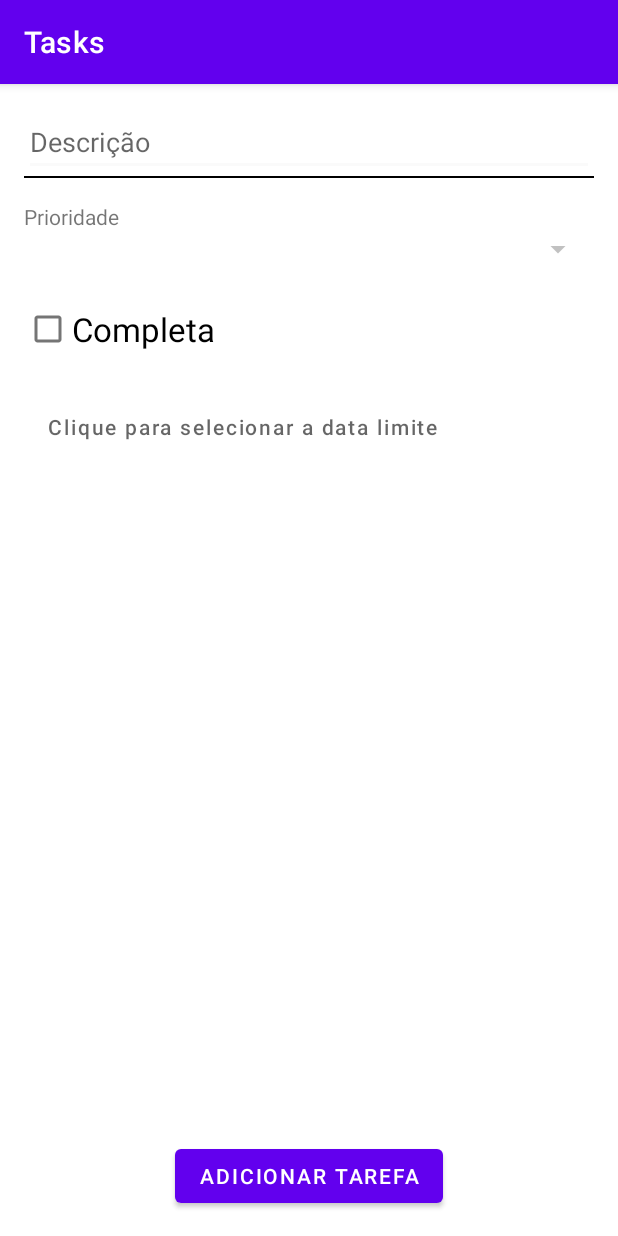
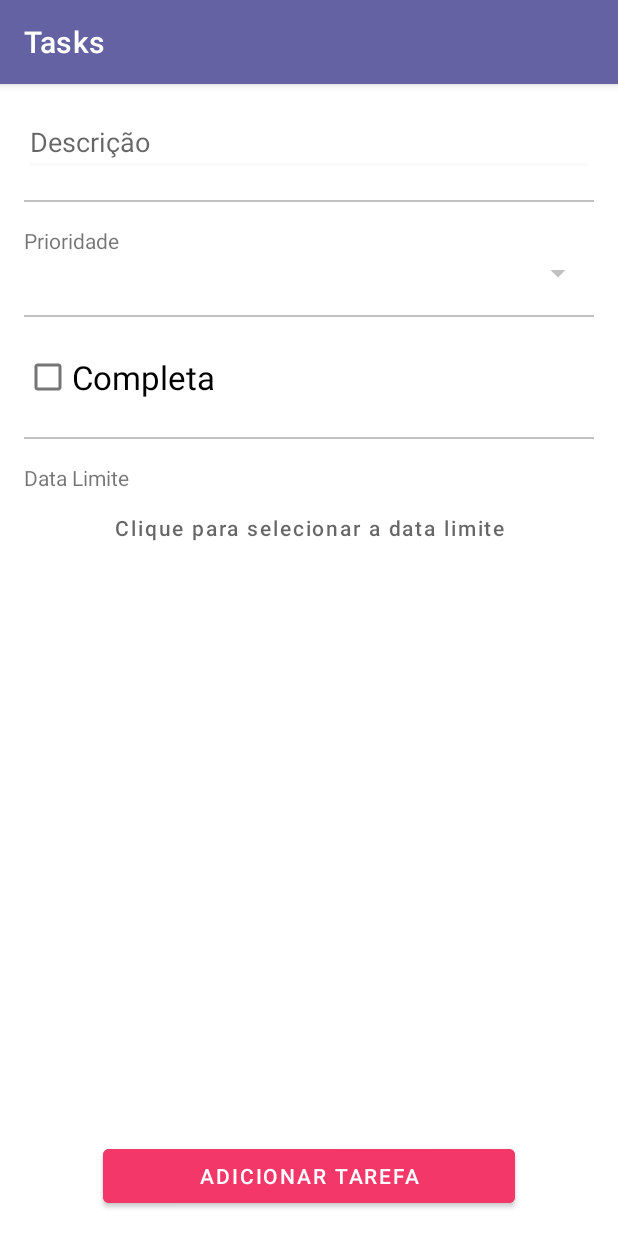
Before and after one commit to lucasmaceda/projetos-estudo-android, an Android app: the TaskFormActivity screen opened directly, with no data from a screen before it, on a phone screen of 412 x 824 dp. Run offline under Robolectric (Android 15) with nearby library versions, the phone set to English and light mode, and no system bars; our stand-ins replace Room's generated code; network calls fail; pictures from the network do not load.

Commit message:
Atualização de layout

```diff
--- a/Tasks/app/src/main/java/com/devmasterteam/tasks/view/LoginActivity.kt
+++ b/Tasks/app/src/main/java/com/devmasterteam/tasks/view/LoginActivity.kt
@@ -24,6 +24,7 @@ class LoginActivity : AppCompatActivity(), View.OnClickListener {
 
         // Layout
         setContentView(binding.root)
+        supportActionBar?.hide()
 
         // Eventos
         binding.buttonLogin.setOnClickListener(this)
--- a/Tasks/app/src/main/res/layout/activity_task_form.xml
+++ b/Tasks/app/src/main/res/layout/activity_task_form.xml
@@ -19,9 +19,9 @@
 
     <View
         android:id="@+id/view_description"
-        android:layout_width="match_parent"
-        android:layout_height="1dp"
-        android:background="@color/black"
+        style="@style/ViewDivider"
+        app:layout_constraintEnd_toEndOf="parent"
+        app:layout_constraintStart_toStartOf="parent"
         app:layout_constraintTop_toBottomOf="@+id/edit_description" />
 
     <TextView
@@ -45,8 +45,7 @@
 
     <View
         android:id="@+id/view_complete"
-        android:layout_width="0dp"
-        android:layout_height="1dp"
+        style="@style/ViewDivider"
         app:layout_constraintEnd_toEndOf="parent"
         app:layout_constraintStart_toStartOf="parent"
         app:layout_constraintTop_toBottomOf="@+id/spinner_priority" />
@@ -64,24 +63,32 @@
 
     <View
         android:id="@+id/view_date"
-        android:layout_width="0dp"
-        android:layout_height="1dp"
+        style="@style/ViewDivider"
         app:layout_constraintEnd_toEndOf="parent"
         app:layout_constraintStart_toStartOf="parent"
         app:layout_constraintTop_toBottomOf="@+id/check_complete" />
+
+    <TextView
+        android:id="@+id/text_date"
+        android:layout_width="0dp"
+        android:layout_height="wrap_content"
+        android:layout_marginTop="16dp"
+        android:text="@string/data_limite"
+        app:layout_constraintEnd_toEndOf="parent"
+        app:layout_constraintStart_toStartOf="parent"
+        app:layout_constraintTop_toBottomOf="@+id/view_date" />
 
     <Button
         android:id="@+id/button_date"
         android:layout_width="0dp"
         android:layout_height="wrap_content"
-        android:layout_marginTop="16dp"
+        android:background="@android:color/transparent"
+        android:gravity="center"
+        android:hint="@string/clique_para_selecionar_a_data"
         android:textColor="@color/black"
-        android:background="@android:color/transparent"
-        android:gravity="center_vertical"
-        android:hint="@string/clique_para_selecionar_a_data"
         app:layout_constraintEnd_toEndOf="parent"
         app:layout_constraintStart_toStartOf="parent"
-        app:layout_constraintTop_toBottomOf="@+id/view_date" />
+        app:layout_constraintTop_toBottomOf="@+id/text_date" />
 
     <View
         android:id="@+id/view_save"
@@ -93,6 +100,7 @@
 
     <Button
         android:id="@+id/button_save"
+        style="@style/DefaultButton"
         android:layout_width="wrap_content"
         android:layout_height="wrap_content"
         android:text="@string/adicionar_tarefa"
--- a/Tasks/app/src/main/res/layout/app_bar_main.xml
+++ b/Tasks/app/src/main/res/layout/app_bar_main.xml
@@ -28,7 +28,9 @@
         android:layout_height="wrap_content"
         android:layout_gravity="bottom|end"
         android:layout_marginEnd="@dimen/fab_margin"
+        android:backgroundTint="@color/pink"
+        android:tint="@color/white"
         android:layout_marginBottom="16dp"
-        app:srcCompat="@android:drawable/ic_dialog_email" />
+        app:srcCompat="@drawable/ic_add" />
 
 </androidx.coordinatorlayout.widget.CoordinatorLayout>
--- a/Tasks/app/src/main/res/layout/nav_header_main.xml
+++ b/Tasks/app/src/main/res/layout/nav_header_main.xml
@@ -3,13 +3,13 @@
     xmlns:app="http://schemas.android.com/apk/res-auto"
     android:layout_width="match_parent"
     android:layout_height="@dimen/nav_header_height"
-    android:background="@drawable/side_nav_bar"
     android:gravity="bottom"
     android:orientation="vertical"
     android:paddingLeft="@dimen/activity_horizontal_margin"
     android:paddingTop="@dimen/activity_vertical_margin"
     android:paddingRight="@dimen/activity_horizontal_margin"
     android:paddingBottom="@dimen/activity_vertical_margin"
+    android:background="@drawable/shape_background"
     android:theme="@style/ThemeOverlay.AppCompat.Dark">
 
     <ImageView
--- a/Tasks/app/src/main/res/values/colors.xml
+++ b/Tasks/app/src/main/res/values/colors.xml
@@ -1,10 +1,14 @@
 <?xml version="1.0" encoding="utf-8"?>
 <resources>
     <color name="purple_200">#FFBB86FC</color>
-    <color name="purple_500">#FF6200EE</color>
-    <color name="purple_700">#FF3700B3</color>
+    <color name="purple_500">#6462a3</color>
+    <color name="purple_700">#3b3a61</color>
     <color name="teal_200">#FF03DAC5</color>
     <color name="teal_700">#FF018786</color>
     <color name="black">#FF000000</color>
     <color name="white">#FFFFFFFF</color>
+    <color name="pink">#f33769</color>
+    <color name="grey_700">#FFFFFF</color>
+    <color name="grey_500">#c1c1c1</color>
+    <color name="grey_200">#535353</color>
 </resources>
--- a/Tasks/app/src/main/res/values/themes.xml
+++ b/Tasks/app/src/main/res/values/themes.xml
@@ -22,4 +22,30 @@
     <style name="Theme.Tasks.AppBarOverlay" parent="ThemeOverlay.AppCompat.Dark.ActionBar" />
 
     <style name="Theme.Tasks.PopupOverlay" parent="ThemeOverlay.AppCompat.Light" />
+
+    <style name="DefaultButton">
+        <item name="android:textColor">@color/white</item>
+        <item name="android:paddingStart">64dp</item>
+        <item name="android:paddingEnd">64dp</item>
+        <item name="android:paddingTop">8dp</item>
+        <item name="android:paddingBottom">8dp</item>
+        <item name="android:layout_gravity">center</item>
+        <item name="android:backgroundTint">@color/pink</item>
+    </style>
+
+    <style name="WhiteEditText">
+        <item name="android:textColor">@color/white</item>
+        <item name="android:textColorHint">@color/white</item>
+        <item name="android:backgroundTint">@color/white</item>
+        <item name="android:drawablePadding">8dp</item>
+        <item name="android:drawableTint">@color/white</item>
+    </style>
+
+    <style name="ViewDivider">
+        <item name="android:layout_marginTop">16dp</item>
+        <item name="android:background">@color/grey_500</item>
+        <item name="android:layout_height">1dp</item>
+        <item name="android:layout_width">0dp</item>
+    </style>
+
 </resources>
```
Also changed, not shown: Tasks/app/src/main/res/drawable/shape_background.xml (added, +9 -0 lines), Tasks/app/src/main/res/layout/activity_login.xml (+20 -1 lines), Tasks/app/src/main/res/layout/activity_register.xml (+9 -1 lines), Tasks/app/src/main/res/values-v23/themes.xml (added, +10 -0 lines).
